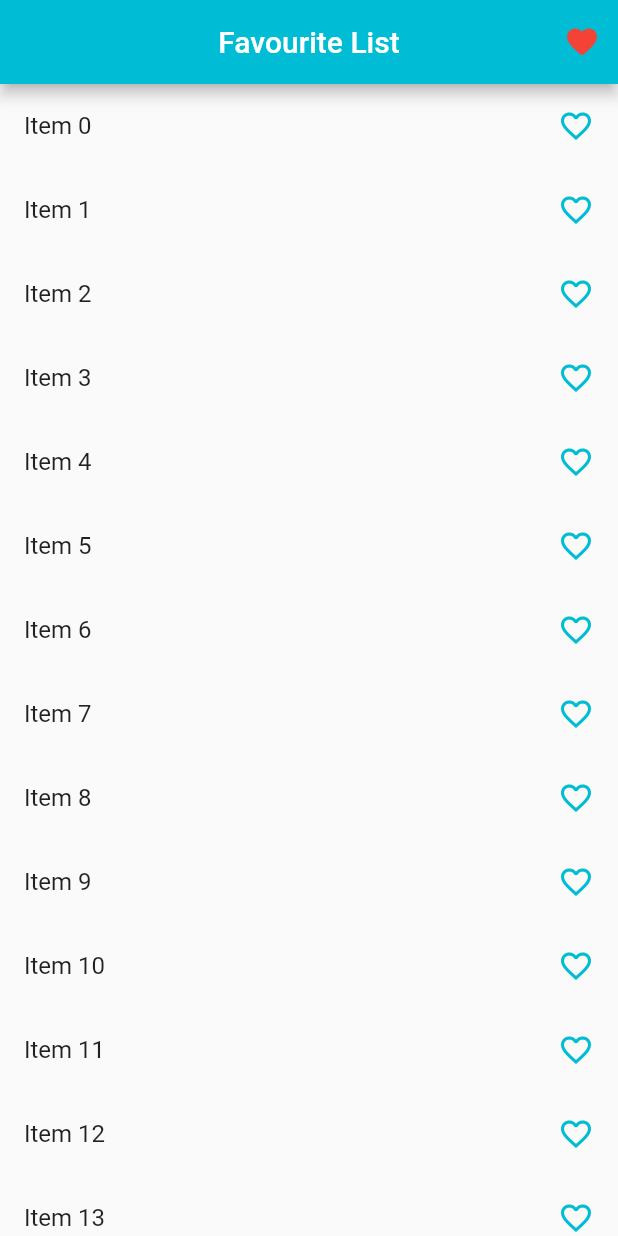
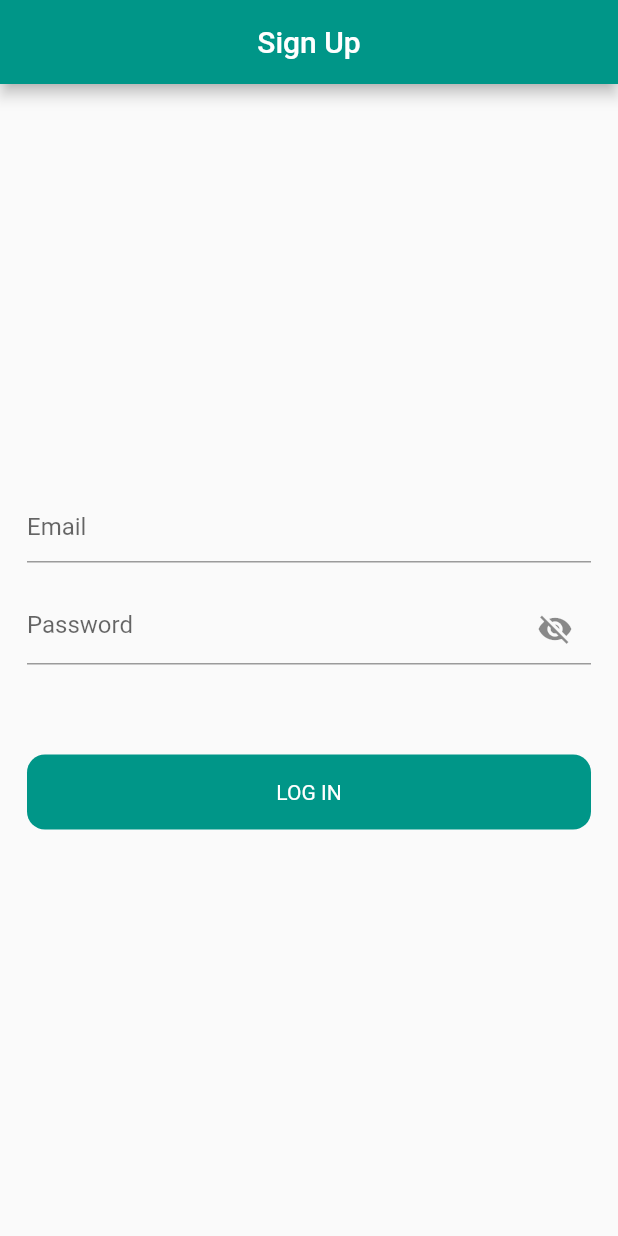
Before and after one commit to umeriplex/provider-flutter, a Flutter app: the screen it shows after launch, on a phone screen of 412 x 824 dp. Run offline on Flutter 3.47's test engine with Material 2 defaults, Android fonts, the phone set to English and light mode, and no system bars.

Commit message:
log in with provider

```diff
--- /dev/null
+++ b/lib/logiin_screen.dart
@@ -0,0 +1,86 @@
+import 'package:flutter/material.dart';
+import 'package:http/http.dart' as http;
+import 'package:provider/provider.dart';
+import 'package:satate_management_one/providers/auth_provider.dart';
+
+class LoginScreen extends StatefulWidget {
+  const LoginScreen({Key? key}) : super(key: key);
+
+  @override
+  State<LoginScreen> createState() => _LoginScreenState();
+}
+
+class _LoginScreenState extends State<LoginScreen> {
+
+  TextEditingController emailCon = TextEditingController();
+  TextEditingController passCon = TextEditingController();
+
+  @override
+  Widget build(BuildContext context) {
+    final loginProvider = Provider.of<LoginProvider>(context);
+    return Scaffold(
+      appBar: AppBar(
+        title: const Text('Sign Up'),
+        backgroundColor: Colors.teal,
+        centerTitle: true,
+      ),
+      body: Padding(
+        padding: const EdgeInsets.all(18.0),
+        child: Consumer<LoginProvider>(
+          builder: (context,value,child){
+            return Column(
+              mainAxisAlignment: MainAxisAlignment.center,
+              crossAxisAlignment: CrossAxisAlignment.center,
+              children: [
+                TextFormField(
+                  controller: emailCon,
+                  decoration: const InputDecoration(
+                    hintText: 'Email',
+                  ),
+                ),
+                const SizedBox(
+                  height: 20,
+                ),
+                TextFormField(
+                  obscureText: value.visibility == false ? true : false,
+                  controller: passCon,
+                  decoration:  InputDecoration(
+                    suffixIcon: InkWell(
+                      child: value.visibility == false ? Icon(Icons.visibility_off) : Icon(Icons.visibility),
+                      onTap: (){
+                        loginProvider.setVisibility(value.visibility == true ? false : true);
+                      },
+                    ),
+                    hintText: 'Password',
+                  ),
+                ),
+                const SizedBox(
+                  height: 60,
+                ),
+                GestureDetector(
+                  onTap: () {
+                    loginProvider.login(emailCon.text.toString(), passCon.text.toString());
+                  },
+                  child: Consumer<LoginProvider>(
+                    builder: (context,value,child){
+                      return Container(
+                        height: 50,
+                        decoration: BoxDecoration(
+                          color: Colors.teal,
+                          borderRadius: BorderRadius.circular(12),
+                        ),
+                        child: Center(
+                          child: value.loading ? const CircularProgressIndicator() : const Text('LOG IN', style: TextStyle(color: Colors.white),),
+                        ),
+                      );
+                    },
+                  ),
+                ),
+              ],
+            );
+          },
+        ),
+      ),
+    );
+  }
+}
--- a/lib/main.dart
+++ b/lib/main.dart
@@ -1,5 +1,6 @@
 import 'package:flutter/material.dart';
 import 'package:provider/provider.dart';
+import 'package:satate_management_one/providers/auth_provider.dart';
 import 'package:satate_management_one/providers/count_provider.dart';
 import 'package:satate_management_one/providers/example_one_provider.dart';
 import 'package:satate_management_one/providers/favourite_provider.dart';
@@ -8,6 +9,7 @@ import 'package:satate_management_one/screens/example_one.dart';
 
 import 'favorites/favourite_screen.dart';
 import 'home_screen.dart';
+import 'logiin_screen.dart';
 
 void main() {
   runApp(const MyApp());
@@ -23,13 +25,14 @@ class MyApp extends StatelessWidget {
         ChangeNotifierProvider(create: (_) => CountProvider()),
         ChangeNotifierProvider(create: (_) => ExampleOneProvider()),
         ChangeNotifierProvider(create: (_) => FavouriteProvider()),
+        ChangeNotifierProvider(create: (_) => LoginProvider()),
       ],
       child: MaterialApp(
         title: 'Flutter Demo',
         theme: ThemeData(
           primarySwatch: Colors.blue,
         ),
-        home: const FavouriteScreen(),
+        home: const LoginScreen(),
       ),
     );
   }
--- /dev/null
+++ b/lib/providers/auth_provider.dart
@@ -0,0 +1,49 @@
+import 'dart:convert';
+
+import 'package:flutter/foundation.dart';
+import 'package:http/http.dart' as http;
+import 'package:http/http.dart';
+
+class LoginProvider with ChangeNotifier {
+
+  bool _loading = false;
+  bool get loading => _loading;
+
+  setLoading(bool value) {
+    _loading = value;
+    notifyListeners();
+  }
+
+  bool _visibility = false;
+  bool get visibility => _visibility;
+
+  setVisibility(bool value) {
+    _visibility = value;
+    notifyListeners();
+  }
+
+  void login(String email, password) async {
+    setLoading(true);
+    try {
+      Response response = await post(Uri.parse('https://reqres.in/api/login'),
+          body: {'email': email, 'password': password});
+
+      if (response.statusCode == 200) {
+        setLoading(false);
+
+        var data = jsonDecode(response.body.toString());
+        print(email + password);
+        print(data['token']);
+        print('Login successfully');
+      } else {
+        setLoading(false);
+        print('failed');
+        print(email + password);
+      }
+    } catch (e) {
+      setLoading(false);
+      print(e.toString());
+      print(email + password);
+    }
+  }
+}
--- a/pubspec.yaml
+++ b/pubspec.yaml
@@ -37,6 +37,7 @@ dependencies:
   # Use with the CupertinoIcons class for iOS style icons.
   cupertino_icons: ^1.0.2
   provider: ^6.0.5
+  http: ^0.13.5
 
 dev_dependencies:
   flutter_test:
```
Also changed, not shown: pubspec.lock.
